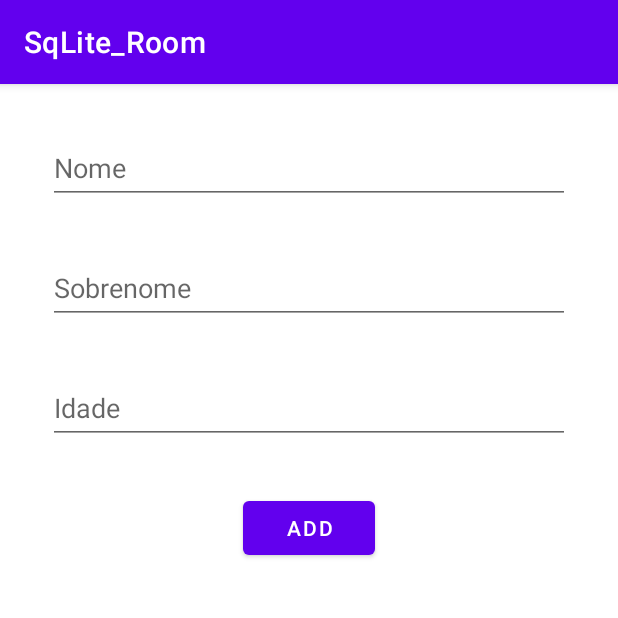
After one commit to julianoBeerg/Exercicios-Android-TM4, an Android app: the AddFragment screen opened through its navigation route, on a phone screen of 412 x 824 dp, the top half of it. The commit adds this screen. Run offline under Robolectric (Android 15) with nearby library versions, the phone set to English and light mode, and no system bars; our stand-ins replace Room's generated code.

Commit message:
Projeto Room com SQLite

```diff
--- a/SqLite_Room/app/build.gradle
+++ b/SqLite_Room/app/build.gradle
@@ -17,6 +17,10 @@ android {
         versionName "1.0"
 
         testInstrumentationRunner "androidx.test.runner.AndroidJUnitRunner"
+    }
+
+    viewBinding{
+        enabled = true
     }
 
     buildTypes {
@@ -40,6 +44,8 @@ dependencies {
     implementation 'androidx.appcompat:appcompat:1.5.1'
     implementation 'com.google.android.material:material:1.6.1'
     implementation 'androidx.constraintlayout:constraintlayout:2.1.4'
+    implementation 'androidx.navigation:navigation-fragment-ktx:2.5.2'
+    implementation 'androidx.navigation:navigation-ui-ktx:2.5.2'
     testImplementation 'junit:junit:4.13.2'
     androidTestImplementation 'androidx.test.ext:junit:1.1.3'
     androidTestImplementation 'androidx.test.espresso:espresso-core:3.4.0'
--- /dev/null
+++ b/SqLite_Room/app/src/main/java/com/juliano/sqlite_room/AddFragment.kt
@@ -0,0 +1,59 @@
+package com.juliano.sqlite_room
+
+import android.os.Bundle
+import androidx.fragment.app.Fragment
+import android.view.LayoutInflater
+import android.view.View
+import android.view.ViewGroup
+import android.widget.Toast
+import androidx.lifecycle.ViewModelProvider
+import androidx.navigation.fragment.findNavController
+import com.juliano.sqlite_room.data.Usuario
+import com.juliano.sqlite_room.databinding.FragmentAddBinding
+import com.juliano.sqlite_room.databinding.FragmentListBinding
+
+
+class AddFragment : Fragment() {
+
+    private lateinit var binding: FragmentAddBinding
+    private lateinit var mainViewModel: MainViewModel
+
+    override fun onCreateView(
+        inflater: LayoutInflater, container: ViewGroup?,
+        savedInstanceState: Bundle?
+    ): View? {
+        // Inflate the layout for this fragment
+
+        binding = FragmentAddBinding.inflate(layoutInflater, container, false)
+
+        mainViewModel = ViewModelProvider(this).get(MainViewModel::class.java)
+
+        binding.buttonAdd.setOnClickListener {
+            inserirNoBanco()
+        }
+
+        return binding.root
+    }
+
+    fun verificarCampos(nome: String, sobrenome: String, idade: String): Boolean{
+        return !(nome == "" || sobrenome == "" || idade == "")
+    }
+
+
+    fun inserirNoBanco(){
+        val nome = binding.editNome.text.toString()
+        val sobrenome = binding.editSobrenome.text.toString()
+        val idade = binding.editIdade.text.toString()
+
+        if(verificarCampos(nome, sobrenome, idade)){
+            val user = Usuario(0, nome, sobrenome, idade.toInt())
+            mainViewModel.addUser(user)
+            Toast.makeText(context, "Usuário Adcionado!", Toast.LENGTH_SHORT).show()
+            findNavController().navigate(R.id.action_addFragment_to_listFragment)
+        }else{
+            Toast.makeText(context, "Preencha Todos os campos", Toast.LENGTH_SHORT).show()
+
+        }
+    }
+
+}
--- /dev/null
+++ b/SqLite_Room/app/src/main/java/com/juliano/sqlite_room/ListFragment.kt
@@ -0,0 +1,48 @@
+package com.juliano.sqlite_room
+
+import android.os.Bundle
+import androidx.fragment.app.Fragment
+import android.view.LayoutInflater
+import android.view.View
+import android.view.ViewGroup
+import androidx.lifecycle.ViewModelProvider
+import androidx.navigation.fragment.findNavController
+import androidx.recyclerview.widget.LinearLayoutManager
+import com.juliano.sqlite_room.adapter.UserAdapter
+import com.juliano.sqlite_room.databinding.ActivityMainBinding
+import com.juliano.sqlite_room.databinding.FragmentListBinding
+
+class ListFragment : Fragment() {
+
+    private lateinit var binding: FragmentListBinding
+    private lateinit var mainViewModel: MainViewModel
+
+    override fun onCreateView(
+        inflater: LayoutInflater, container: ViewGroup?,
+        savedInstanceState: Bundle?
+    ): View? {
+        // Inflate the layout for this fragment
+
+        binding = FragmentListBinding.inflate(layoutInflater, container, false)
+
+        mainViewModel = ViewModelProvider(this).get(MainViewModel::class.java)
+
+        val adapter = UserAdapter()
+
+        binding.recyclerUser.layoutManager = LinearLayoutManager(context)
+        binding.recyclerUser.adapter = adapter
+        binding.recyclerUser.setHasFixedSize(true)
+
+        mainViewModel.selectUsers.observe(viewLifecycleOwner){
+            response -> adapter.setList(response)
+        }
+
+        binding.floatingActionButton.setOnClickListener{
+            findNavController().navigate(R.id.action_listFragment_to_addFragment)
+        }
+
+        return binding.root
+    }
+
+
+}
--- /dev/null
+++ b/SqLite_Room/app/src/main/java/com/juliano/sqlite_room/MainViewModel.kt
@@ -0,0 +1,31 @@
+package com.juliano.sqlite_room
+
+import android.app.Application
+import android.content.Context
+import androidx.lifecycle.AndroidViewModel
+import androidx.lifecycle.LiveData
+import androidx.lifecycle.ViewModel
+import androidx.lifecycle.viewModelScope
+import com.juliano.sqlite_room.data.UserDatabase
+import com.juliano.sqlite_room.data.UserRepository
+import com.juliano.sqlite_room.data.Usuario
+import kotlinx.coroutines.Dispatchers
+import kotlinx.coroutines.launch
+
+class MainViewModel (application: Application) : AndroidViewModel(application) {
+
+    val selectUsers: LiveData<List<Usuario>>
+    val repository: UserRepository
+
+    init {
+        val userDao = UserDatabase.getDatabase(application).userDao()
+        repository = UserRepository(userDao)
+        selectUsers = repository.selectUsers
+    }
+
+    fun addUser(usuario: Usuario){
+        viewModelScope.launch(Dispatchers.IO) {
+            repository.addUser(usuario)
+        }
+    }
+}
--- /dev/null
+++ b/SqLite_Room/app/src/main/java/com/juliano/sqlite_room/adapter/UserAdapter.kt
@@ -0,0 +1,38 @@
+package com.juliano.sqlite_room.adapter
+
+import android.view.LayoutInflater
+import android.view.ViewGroup
+import androidx.recyclerview.widget.RecyclerView
+import com.juliano.sqlite_room.data.Usuario
+import com.juliano.sqlite_room.databinding.CardLayoutBinding
+
+class UserAdapter: RecyclerView.Adapter<UserAdapter.UserViewHolder>() {
+
+    private var listUser = emptyList<Usuario>()
+
+    class UserViewHolder(val binding: CardLayoutBinding): RecyclerView.ViewHolder(binding.root)
+
+    override fun onCreateViewHolder(parent: ViewGroup, viewType: Int): UserViewHolder {
+        return UserViewHolder(CardLayoutBinding.inflate(
+            LayoutInflater.from(parent.context), parent, false
+        ))
+    }
+
+    override fun onBindViewHolder(holder: UserViewHolder, position: Int) {
+        val user = listUser[position]
+
+        holder.binding.textId.text = user.id.toString()
+        holder.binding.textNome.text = user.nome
+        holder.binding.textSobrenome.text = user.sobrenome
+        holder.binding.textIdade.text = user.idade.toString()
+    }
+
+    override fun getItemCount(): Int {
+        return listUser.size
+    }
+
+    fun setList(list: List<Usuario>){
+        listUser = list
+        notifyDataSetChanged()
+    }
+}
--- /dev/null
+++ b/SqLite_Room/app/src/main/java/com/juliano/sqlite_room/data/UserDao.kt
@@ -0,0 +1,17 @@
+package com.juliano.sqlite_room.data
+
+import androidx.lifecycle.LiveData
+import androidx.room.Dao
+import androidx.room.Insert
+import androidx.room.OnConflictStrategy
+import androidx.room.Query
+
+@Dao
+interface UserDao {
+
+    @Insert(onConflict = OnConflictStrategy.IGNORE)
+    fun addUsuer(usuario: Usuario)
+
+    @Query("SELECT * FROM user_table ORDER BY id ASC")
+    fun selectUsers(): LiveData<List<Usuario>>
+}
--- /dev/null
+++ b/SqLite_Room/app/src/main/java/com/juliano/sqlite_room/data/UserDatabase.kt
@@ -0,0 +1,33 @@
+package com.juliano.sqlite_room.data
+
+import android.content.Context
+import androidx.room.Database
+import androidx.room.Room
+import androidx.room.RoomDatabase
+
+@Database(entities = [Usuario::class], version = 1, exportSchema = false)
+abstract class UserDatabase : RoomDatabase() {
+
+    abstract fun userDao(): UserDao
+
+    companion object{
+        @Volatile
+        private var INSTANCE : UserDatabase? = null
+
+        fun getDatabase(context: Context): UserDatabase {
+            val tempInstance = INSTANCE
+            if(tempInstance != null){
+                return tempInstance
+            }
+            synchronized(this){
+                var instance = Room.databaseBuilder(
+                    context.applicationContext,
+                    UserDatabase::class.java,
+                    "user_database"
+                ).build()
+                INSTANCE = instance
+                return instance
+            }
+        }
+    }
+}
--- /dev/null
+++ b/SqLite_Room/app/src/main/java/com/juliano/sqlite_room/data/UserRepository.kt
@@ -0,0 +1,10 @@
+package com.juliano.sqlite_room.data
+
+class UserRepository(private val userDao: UserDao) {
+
+    val selectUsers = userDao.selectUsers()
+
+    fun addUser(usuario: Usuario){
+        userDao.addUsuer(usuario)
+    }
+}
--- a/SqLite_Room/app/src/main/res/layout/activity_main.xml
+++ b/SqLite_Room/app/src/main/res/layout/activity_main.xml
@@ -6,13 +6,15 @@
     android:layout_height="match_parent"
     tools:context=".MainActivity">
 
-    <TextView
-        android:layout_width="wrap_content"
-        android:layout_height="wrap_content"
-        android:text="Hello World!"
+    <androidx.fragment.app.FragmentContainerView
+        android:id="@+id/fragmentContainerView"
+        android:name="androidx.navigation.fragment.NavHostFragment"
+        android:layout_width="match_parent"
+        android:layout_height="match_parent"
+        app:defaultNavHost="true"
         app:layout_constraintBottom_toBottomOf="parent"
         app:layout_constraintEnd_toEndOf="parent"
         app:layout_constraintStart_toStartOf="parent"
-        app:layout_constraintTop_toTopOf="parent" />
-
+        app:layout_constraintTop_toTopOf="parent"
+        app:navGraph="@navigation/nav_graph" />
 </androidx.constraintlayout.widget.ConstraintLayout>
--- /dev/null
+++ b/SqLite_Room/app/src/main/res/layout/fragment_add.xml
@@ -0,0 +1,63 @@
+<?xml version="1.0" encoding="utf-8"?>
+<androidx.constraintlayout.widget.ConstraintLayout xmlns:android="http://schemas.android.com/apk/res/android"
+    xmlns:app="http://schemas.android.com/apk/res-auto"
+    xmlns:tools="http://schemas.android.com/tools"
+    android:layout_width="match_parent"
+    android:layout_height="match_parent"
+    tools:context=".AddFragment">
+
+    <EditText
+        android:id="@+id/editNome"
+        android:layout_width="0dp"
+        android:layout_height="wrap_content"
+        android:layout_marginStart="32dp"
+        android:layout_marginTop="32dp"
+        android:layout_marginEnd="32dp"
+        android:ems="10"
+        android:hint="Nome"
+        android:inputType="textPersonName"
+        android:minHeight="48dp"
+        app:layout_constraintEnd_toEndOf="parent"
+        app:layout_constraintStart_toStartOf="parent"
+        app:layout_constraintTop_toTopOf="parent" />
+
+    <EditText
+        android:id="@+id/editSobrenome"
+        android:layout_width="0dp"
+        android:layout_height="wrap_content"
+        android:layout_marginStart="32dp"
+        android:layout_marginTop="32dp"
+        android:layout_marginEnd="32dp"
+        android:ems="10"
+        android:hint="Sobrenome"
+        android:inputType="textPersonName"
+        android:minHeight="48dp"
+        app:layout_constraintEnd_toEndOf="parent"
+        app:layout_constraintStart_toStartOf="parent"
+        app:layout_constraintTop_toBottomOf="@+id/editNome" />
+
+    <EditText
+        android:id="@+id/editIdade"
+        android:layout_width="0dp"
+        android:layout_height="wrap_content"
+        android:layout_marginStart="32dp"
+        android:layout_marginTop="32dp"
+        android:layout_marginEnd="32dp"
+        android:ems="10"
+        android:hint="Idade"
+        android:inputType="textPersonName"
+        android:minHeight="48dp"
+        app:layout_constraintEnd_toEndOf="parent"
+        app:layout_constraintStart_toStartOf="parent"
+        app:layout_constraintTop_toBottomOf="@+id/editSobrenome" />
+
+    <Button
+        android:id="@+id/buttonAdd"
+        android:layout_width="wrap_content"
+        android:layout_height="wrap_content"
+        android:layout_marginTop="32dp"
+        android:text="Add"
+        app:layout_constraintEnd_toEndOf="parent"
+        app:layout_constraintStart_toStartOf="parent"
+        app:layout_constraintTop_toBottomOf="@+id/editIdade" />
+</androidx.constraintlayout.widget.ConstraintLayout>
--- /dev/null
+++ b/SqLite_Room/app/src/main/res/navigation/nav_graph.xml
@@ -0,0 +1,28 @@
+<?xml version="1.0" encoding="utf-8"?>
+<navigation xmlns:android="http://schemas.android.com/apk/res/android"
+    xmlns:app="http://schemas.android.com/apk/res-auto"
+    xmlns:tools="http://schemas.android.com/tools"
+    android:id="@+id/nav_graph"
+    app:startDestination="@id/listFragment">
+
+    <fragment
+        android:id="@+id/addFragment"
+        android:name="com.juliano.sqlite_room.AddFragment"
+        android:label="fragment_add"
+        tools:layout="@layout/fragment_add" >
+        <action
+            android:id="@+id/action_addFragment_to_listFragment"
+            app:destination="@id/listFragment"
+            app:popUpTo="@id/listFragment"
+            app:popUpToInclusive="true" />
+    </fragment>
+    <fragment
+        android:id="@+id/listFragment"
+        android:name="com.juliano.sqlite_room.ListFragment"
+        android:label="fragment_list"
+        tools:layout="@layout/fragment_list" >
+        <action
+            android:id="@+id/action_listFragment_to_addFragment"
+            app:destination="@id/addFragment" />
+    </fragment>
+</navigation>
--- a/SqLite_Room/app/src/main/res/values/strings.xml
+++ b/SqLite_Room/app/src/main/res/values/strings.xml
@@ -1,3 +1,5 @@
 <resources>
     <string name="app_name">SqLite_Room</string>
+    <!-- TODO: Remove or change this placeholder text -->
+    <string name="hello_blank_fragment">Hello blank fragment</string>
 </resources>
```
Also changed, not shown: SqLite_Room/app/src/main/java/com/juliano/sqlite_room/data/Usuario.kt (added, +15 -0 lines), SqLite_Room/app/src/main/res/layout/card_layout.xml (added, +52 -0 lines), SqLite_Room/app/src/main/res/layout/fragment_list.xml (added, +29 -0 lines).
